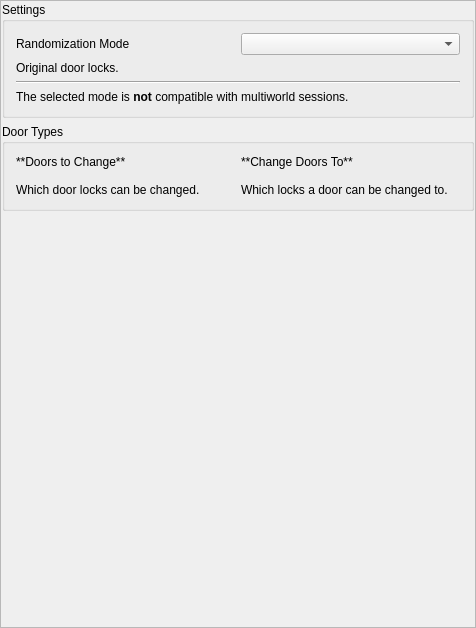
Old version of the form randovania/gui/ui_files/preset_dock_rando.ui in the repository randovania/randovania.
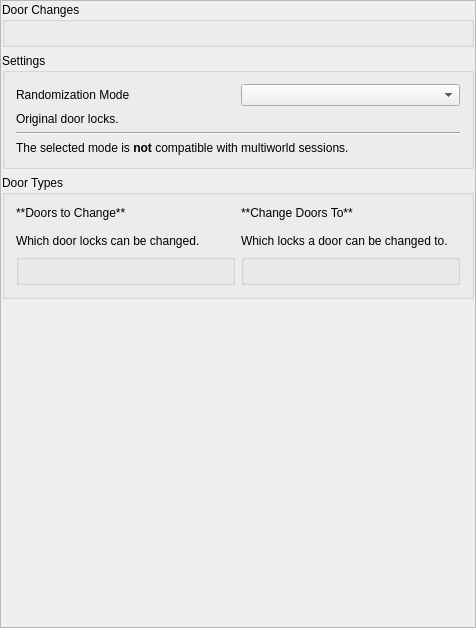
New version of the form.

The edit to the form file:
```diff
--- a/randovania/gui/ui_files/preset_dock_rando.ui
+++ b/randovania/gui/ui_files/preset_dock_rando.ui
@@ -66,6 +66,14 @@
         <property name="bottomMargin">
          <number>0</number>
         </property>
+        <item>
+         <widget class="QGroupBox" name="changes_box">
+          <property name="title">
+           <string>Door Changes</string>
+          </property>
+          <layout class="QVBoxLayout" name="changes_layout"/>
+         </widget>
+        </item>
         <item>
          <widget class="QGroupBox" name="settings_group">
           <property name="title">
@@ -154,6 +162,26 @@
              </item>
             </layout>
            </item>
+           <item>
+            <layout class="QHBoxLayout" name="type_layout">
+             <item>
+              <widget class="QGroupBox" name="can_change_from_group">
+               <property name="title">
+                <string/>
+               </property>
+               <layout class="QVBoxLayout" name="can_change_from_layout"/>
+              </widget>
+             </item>
+             <item>
+              <widget class="QGroupBox" name="can_change_to_group">
+               <property name="title">
+                <string/>
+               </property>
+               <layout class="QVBoxLayout" name="can_change_to_layout"/>
+              </widget>
+             </item>
+            </layout>
+           </item>
           </layout>
          </widget>
         </item>
```
